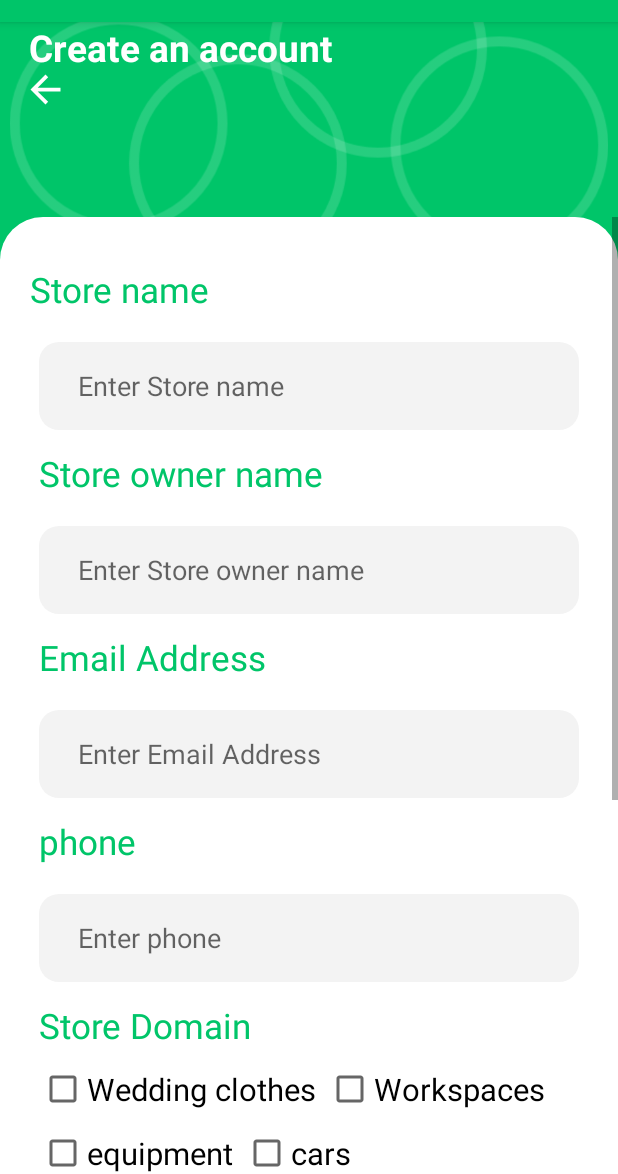
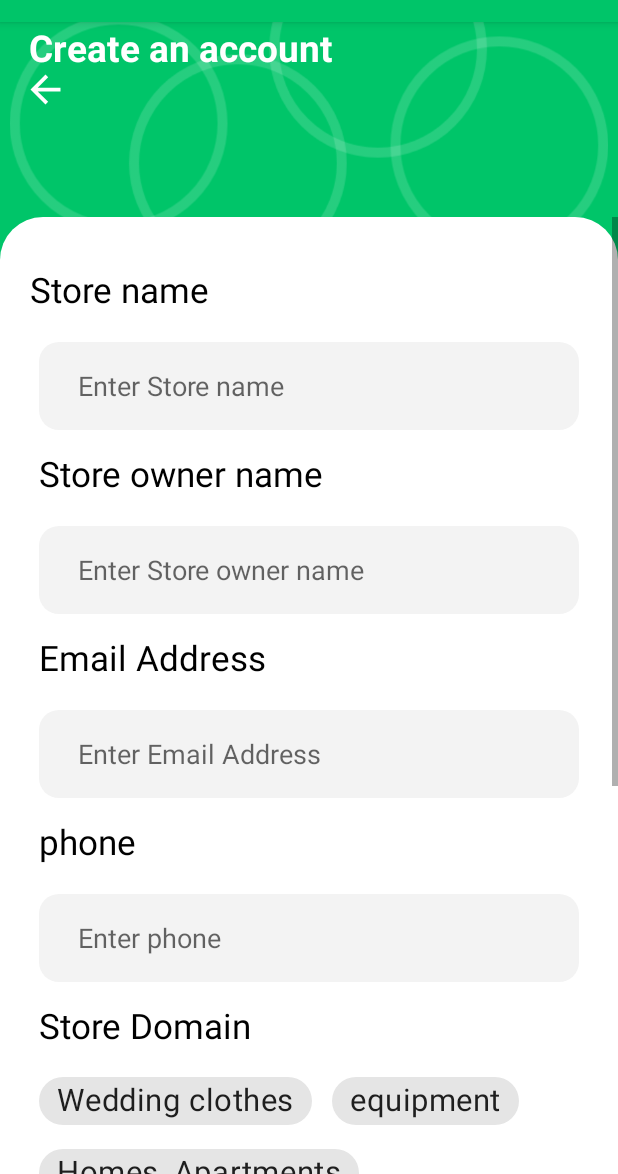
Before and after one commit to AbdullahShuhaiber/Egar-Admin, an Android app: the RegisterActivity screen opened directly, with no data from a screen before it, on a phone screen of 412 x 824 dp, the part 62-1236 px from its top. Run offline under Robolectric (Android 15) with nearby library versions, the phone set to English and light mode, and no system bars; our stand-ins replace sdp/ssp sizes.

Commit message:
Taps_shape

```diff
--- a/app/src/main/java/com/example/egar_admin/activity/RegisterActivity.java
+++ b/app/src/main/java/com/example/egar_admin/activity/RegisterActivity.java
@@ -5,6 +5,7 @@ import android.annotation.SuppressLint;
 import android.content.Intent;
 import android.os.Bundle;
 import android.view.View;
+import android.widget.Toast;
 
 
 import androidx.appcompat.app.AppCompatActivity;
@@ -19,6 +20,7 @@ import com.example.egar_admin.adapters.MyFragmentAdapter;
 
 import com.example.egar_admin.databinding.ActivityRegisterBinding;
 import com.example.egar_admin.interfaces.ProcessCallback;
+import com.google.android.material.chip.Chip;
 import com.google.android.material.snackbar.Snackbar;
 import com.google.android.material.tabs.TabLayout;
 
@@ -36,6 +38,8 @@ public class RegisterActivity extends AppCompatActivity implements View.OnClickL
         binding=ActivityRegisterBinding.inflate(getLayoutInflater());
         setContentView(binding.getRoot());
         intizilSccren();
+
+
     }
 
     private void intizilSccren() {
@@ -143,4 +147,6 @@ public class RegisterActivity extends AppCompatActivity implements View.OnClickL
                 break;
         }
     }
+
+
 }
--- a/app/src/main/java/com/example/egar_admin/ui/homeAdmin/HomeFragment.java
+++ b/app/src/main/java/com/example/egar_admin/ui/homeAdmin/HomeFragment.java
@@ -20,6 +20,10 @@ public class HomeFragment extends Fragment {
         binding = FragmentHomeBinding.inflate(inflater, container, false);
         View root = binding.getRoot();
 
+        binding.tab.addTab(binding.tab.newTab().setText("Categories"));
+        binding.tab.addTab(binding.tab.newTab().setText("orders"));
+        binding.tab.addTab(binding.tab.newTab().setText("Comments"));
+
 
         return root;
     }
--- a/app/src/main/res/layout/activity_register.xml
+++ b/app/src/main/res/layout/activity_register.xml
@@ -65,7 +65,7 @@
                     android:layout_marginStart="20dp"
                     android:layout_marginTop="@dimen/_25sdp"
                     android:text="@string/store_name"
-                    android:textColor="@color/text_app"
+                    android:textColor="@color/black"
                     android:textSize="@dimen/_18ssp"
                     app:layout_constraintStart_toStartOf="parent"
                     app:layout_constraintTop_toTopOf="parent" />
@@ -77,7 +77,7 @@
                     android:layout_marginStart="@dimen/_20sdp"
                     android:layout_marginTop="@dimen/_10sdp"
                     android:text="@string/store_owner_name"
-                    android:textColor="@color/text_app"
+                    android:textColor="@color/black"
                     android:textSize="@dimen/_18ssp"
                     app:layout_constraintStart_toStartOf="parent"
                     app:layout_constraintTop_toBottomOf="@+id/et_Name" />
@@ -105,7 +105,7 @@
                     android:layout_marginStart="@dimen/_20sdp"
                     android:layout_marginTop="@dimen/_10sdp"
                     android:text="@string/commercial_registration_no"
-                    android:textColor="@color/text_app"
+                    android:textColor="@color/black"
                     android:textSize="@dimen/_18ssp"
                     app:layout_constraintStart_toStartOf="parent"
                     app:layout_constraintTop_toBottomOf="@+id/et_email" />
@@ -133,7 +133,7 @@
                     android:text="@string/phone"
                     android:layout_marginStart="@dimen/_20sdp"
                     android:layout_marginTop="@dimen/_10sdp"
-                    android:textColor="@color/text_app"
+                    android:textColor="@color/black"
                     android:textSize="@dimen/_18ssp"
                     app:layout_constraintStart_toStartOf="parent"
                     app:layout_constraintTop_toBottomOf="@+id/etCommercial_Registration" />
@@ -162,25 +162,30 @@
                     android:layout_marginStart="@dimen/_20sdp"
                     android:layout_marginTop="@dimen/_10sdp"
                     android:text="Store Domain"
-                    android:textColor="@color/text_app"
+                    android:textColor="@color/black"
                     android:textSize="@dimen/_18ssp"
                     app:layout_constraintStart_toStartOf="parent"
                     app:layout_constraintTop_toBottomOf="@+id/et_phone" />
 
-                <androidx.constraintlayout.widget.ConstraintLayout
-                    android:id="@+id/constraintLayout"
+
+                <com.google.android.material.chip.ChipGroup
+                    android:id="@+id/radioGroup"
                     android:layout_width="match_parent"
-                    android:layout_height="@dimen/_100sdp"
+                    android:layout_height="wrap_content"
+                    android:layout_marginTop="@dimen/_8sdp"
                     android:layout_marginEnd="@dimen/_20sdp"
                     android:layout_marginStart="@dimen/_20sdp"
                     app:layout_constraintEnd_toEndOf="parent"
                     app:layout_constraintStart_toStartOf="parent"
-                    app:layout_constraintTop_toBottomOf="@+id/tv_StoreDomain">
+                    app:layout_constraintTop_toBottomOf="@+id/tv_StoreDomain"
+                    app:singleLine="false"
+                    app:singleSelection="true">
 
 
-                    <CheckBox
+
+                        <com.google.android.material.chip.Chip
                             android:id="@+id/checkBox_WeddingClothes"
-                        android:layout_width="wrap_content"
+                            style="@style/Widget.MaterialComponents.Chip.Filter"                            android:layout_width="wrap_content"
                             android:layout_height="wrap_content"
                             android:text="Wedding clothes"
                             android:layout_marginTop="@dimen/_8sdp"
@@ -188,56 +193,49 @@
                             android:textSize="@dimen/_16ssp"
                             app:layout_constraintStart_toStartOf="parent"
                             app:layout_constraintTop_toTopOf="parent" />
-
-                    <CheckBox
+                        <com.google.android.material.chip.Chip
                             android:id="@+id/checkBox_equipment"
-                        android:layout_width="wrap_content"
+                            style="@style/Widget.MaterialComponents.Chip.Filter"                            android:layout_width="wrap_content"
                             android:layout_height="wrap_content"
                             android:text="equipment"
                             android:layout_marginTop="@dimen/_8sdp"
-                        android:layout_marginEnd="@dimen/_4sdp"
                             android:textSize="@dimen/_16ssp"
                             app:layout_constraintStart_toStartOf="parent"
                             app:layout_constraintTop_toBottomOf="@+id/checkBox_WeddingClothes"  />
-
-                    <CheckBox
+                        <com.google.android.material.chip.Chip
                             android:id="@+id/checkBox_HomesApartments"
-                        android:layout_width="wrap_content"
+                            style="@style/Widget.MaterialComponents.Chip.Filter"                            android:layout_width="wrap_content"
                             android:layout_height="wrap_content"
-                        android:text="Homes , Apartments
-"
+                            android:text="Homes ,Apartments"
                             android:layout_marginTop="@dimen/_8sdp"
-                        android:layout_marginEnd="@dimen/_4sdp"
                             android:textSize="@dimen/_16ssp"
                             app:layout_constraintStart_toStartOf="parent"
                             app:layout_constraintTop_toBottomOf="@+id/checkBox_equipment"  />
+                        <com.google.android.material.chip.Chip
+                            android:id="@+id/checkBox_Workspaces"
+                            style="@style/Widget.MaterialComponents.Chip.Filter"                            android:layout_width="wrap_content"
+                            android:layout_height="wrap_content"
+                            android:layout_marginTop="@dimen/_8sdp"
+                            android:text="Workspaces"
+                            android:textSize="@dimen/_16ssp"
+                            app:layout_constraintStart_toEndOf="@+id/checkBox_WeddingClothes"
+                            app:layout_constraintTop_toTopOf="parent" />
 
-                    <CheckBox
-                        android:id="@+id/checkBox_Workspaces"
+                        <com.google.android.material.chip.Chip
+                            android:id="@+id/checkBox_cars"
+                            style="@style/Widget.MaterialComponents.Chip.Filter"                            android:layout_width="wrap_content"
+                            android:layout_height="wrap_content"
+                            android:layout_marginTop="@dimen/_8sdp"
+                            android:text="cars"
+                            android:textSize="@dimen/_16ssp"
+                            app:layout_constraintStart_toEndOf="@+id/checkBox_equipment"
+                            app:layout_constraintTop_toBottomOf="@id/checkBox_Workspaces" />
+                        <com.google.android.material.chip.Chip
+                            android:id="@+id/checkBox_store"
+                            style="@style/Widget.MaterialComponents.Chip.Filter"
                             android:layout_width="wrap_content"
                             android:layout_height="wrap_content"
                             android:layout_marginTop="@dimen/_8sdp"
-                        android:text="Workspaces"
-                        android:layout_marginStart="@dimen/_5sdp"
-                        android:textSize="@dimen/_16ssp"
-                        app:layout_constraintStart_toEndOf="@+id/checkBox_WeddingClothes"
-                        app:layout_constraintTop_toTopOf="parent" />
-                    <CheckBox
-                        android:id="@+id/checkBox_cars"
-                        android:layout_width="wrap_content"
-                        android:layout_height="wrap_content"
-                        android:layout_marginTop="@dimen/_8sdp"
-                        android:text="cars"
-                        android:layout_marginStart="@dimen/_5sdp"
-                        android:textSize="@dimen/_16ssp"
-                        app:layout_constraintStart_toEndOf="@+id/checkBox_equipment"
-                        app:layout_constraintTop_toBottomOf="@id/checkBox_Workspaces" />
-                    <CheckBox
-                        android:id="@+id/checkBox_store"
-                        android:layout_width="wrap_content"
-                        android:layout_height="wrap_content"
-                        android:layout_marginTop="@dimen/_8sdp"
-                        android:layout_marginStart="@dimen/_5sdp"
                             android:text="Stores"
                             android:textSize="@dimen/_16ssp"
                             app:layout_constraintStart_toEndOf="@+id/checkBox_HomesApartments"
@@ -247,7 +245,13 @@
 
 
 
-                </androidx.constraintlayout.widget.ConstraintLayout>
+
+
+
+                </com.google.android.material.chip.ChipGroup>
+
+
+
 
 
                 <TextView
@@ -257,10 +261,10 @@
                     android:layout_marginStart="@dimen/_20sdp"
                     android:layout_marginTop="@dimen/_10sdp"
                     android:text="Address"
-                    android:textColor="@color/text_app"
+                    android:textColor="@color/black"
                     android:textSize="@dimen/_18ssp"
                     app:layout_constraintStart_toStartOf="parent"
-                    app:layout_constraintTop_toBottomOf="@+id/constraintLayout" />
+                    app:layout_constraintTop_toBottomOf="@+id/radioGroup" />
 
                 <TextView
                     android:id="@+id/tv_pass"
@@ -269,7 +273,7 @@
                     android:layout_marginStart="@dimen/_20sdp"
                     android:layout_marginTop="@dimen/_10sdp"
                     android:text="@string/password"
-                    android:textColor="@color/text_app"
+                    android:textColor="@color/black"
                     android:textSize="@dimen/_18ssp"
                     app:layout_constraintStart_toStartOf="parent"
                     app:layout_constraintTop_toBottomOf="@+id/edit_address" />
--- a/app/src/main/res/layout/fragment_product.xml
+++ b/app/src/main/res/layout/fragment_product.xml
@@ -19,7 +19,6 @@
         app:tabIndicatorGravity="stretch"
         app:tabSelectedTextColor="@color/white">
 
-
     </com.google.android.material.tabs.TabLayout>
 
     <androidx.viewpager2.widget.ViewPager2
```
Also changed, not shown: app/src/main/java/com/example/egar_admin/ui/ProductFragment.java (+24 -39 lines). Lines whose indentation alone changed are shown as unchanged.
